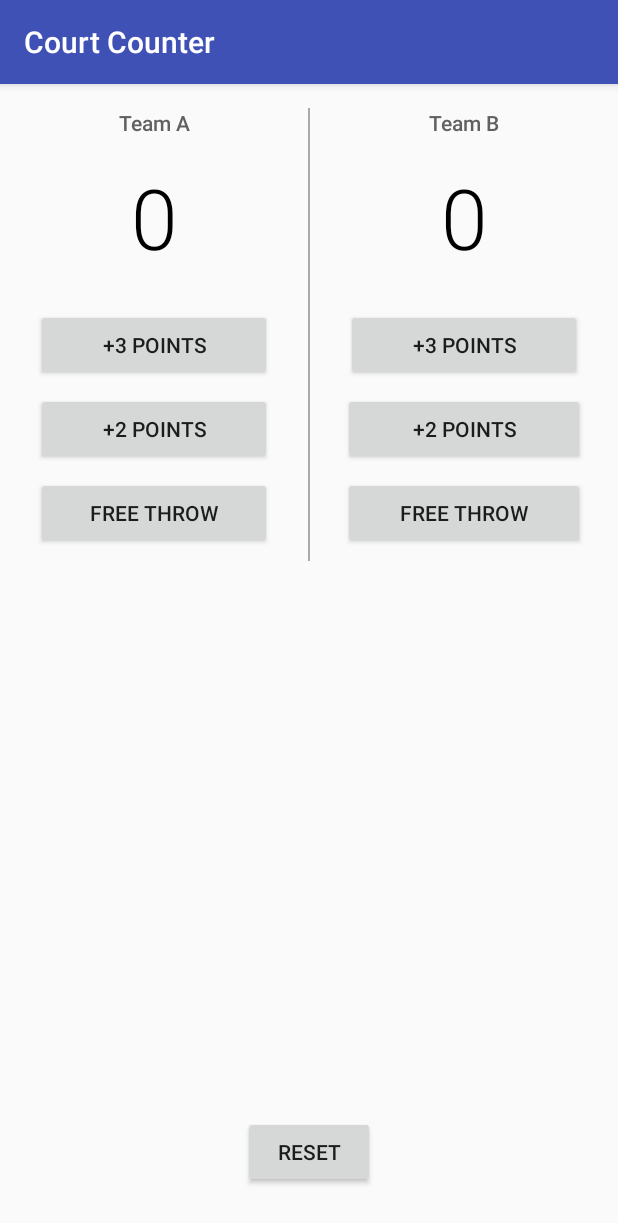
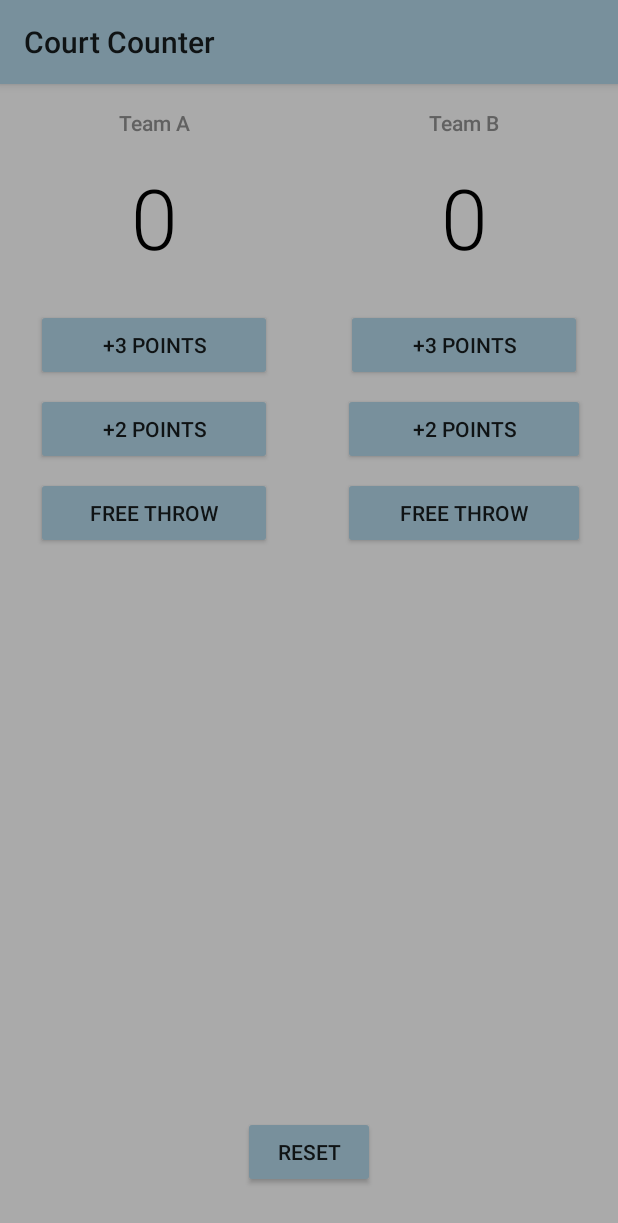
Before and after one commit to iamahmedalaa/CourtCounter, an Android app: the screen it shows after launch (MainActivity), on a phone screen of 412 x 824 dp. Shown: the top 1223 px of the screen. Run offline under Robolectric (Android 15) with nearby library versions, the phone set to English and light mode, and no system bars.

Commit message:
first commit

```diff
--- a/app/src/main/res/layout/activity_main.xml
+++ b/app/src/main/res/layout/activity_main.xml
@@ -1,10 +1,11 @@
 <?xml version="1.0" encoding="utf-8"?>
-<RelativeLayout
-    xmlns:android="http://schemas.android.com/apk/res/android"
+<RelativeLayout xmlns:android="http://schemas.android.com/apk/res/android"
     xmlns:tools="http://schemas.elmaghraby.courtcounter.com/tools"
     android:layout_width="match_parent"
     android:layout_height="match_parent"
+    android:background="@android:color/darker_gray"
     tools:context=".MainActivity">
+
     <LinearLayout
         android:layout_width="match_parent"
         android:layout_height="wrap_content"
--- a/app/src/main/res/values/styles.xml
+++ b/app/src/main/res/values/styles.xml
@@ -1,11 +1,9 @@
 <resources>
-
     <!-- Base application theme. -->
-    <style name="AppTheme" parent="Theme.AppCompat.Light.DarkActionBar">
-        <!-- Customize your theme here. -->
-        <item name="colorPrimary">@color/colorPrimary</item>
-        <item name="colorPrimaryDark">@color/colorPrimaryDark</item>
-        <item name="colorAccent">@color/colorAccent</item>
+    <style name="AppTheme" parent="Theme.AppCompat.Light">
+        <!-- Primary theme color of the app (sets background color of app bar) -->
+        <item name="colorPrimary">#78909C</item>
+        <!-- Background color of buttons in the app -->
+        <item name="colorButtonNormal">#78909C</item>
     </style>
-
 </resources>
```
Also changed, not shown: app/src/main/java/com/example/elmaghraby/courtcounter/MainActivity.java (+14 -0 lines).
